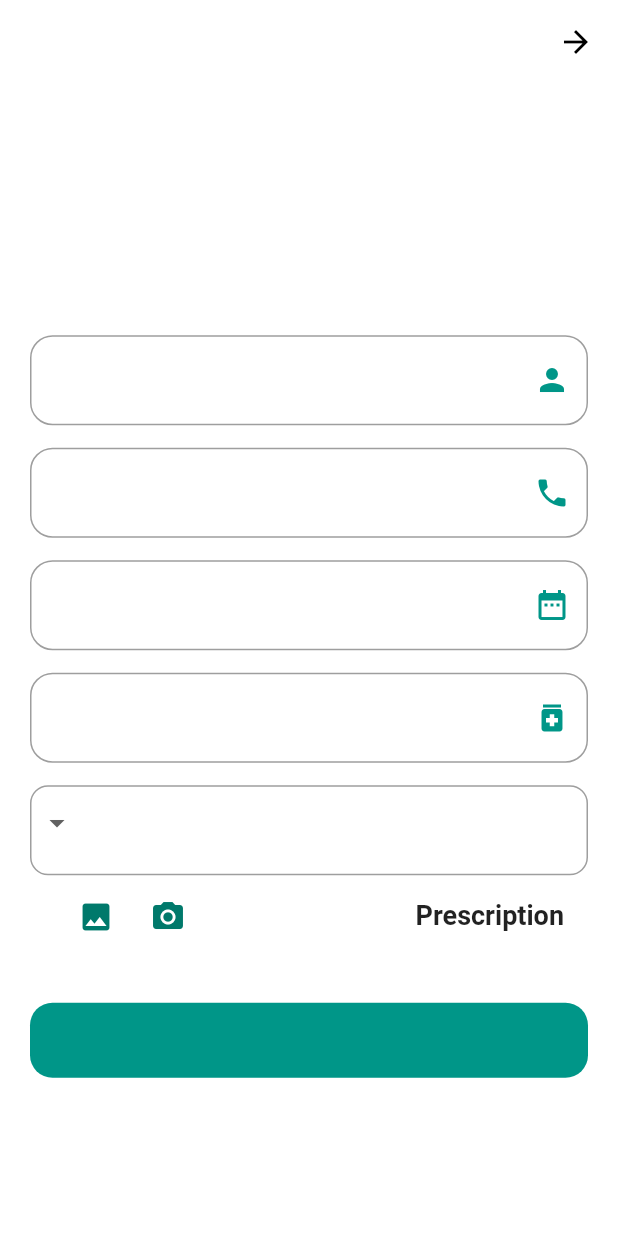
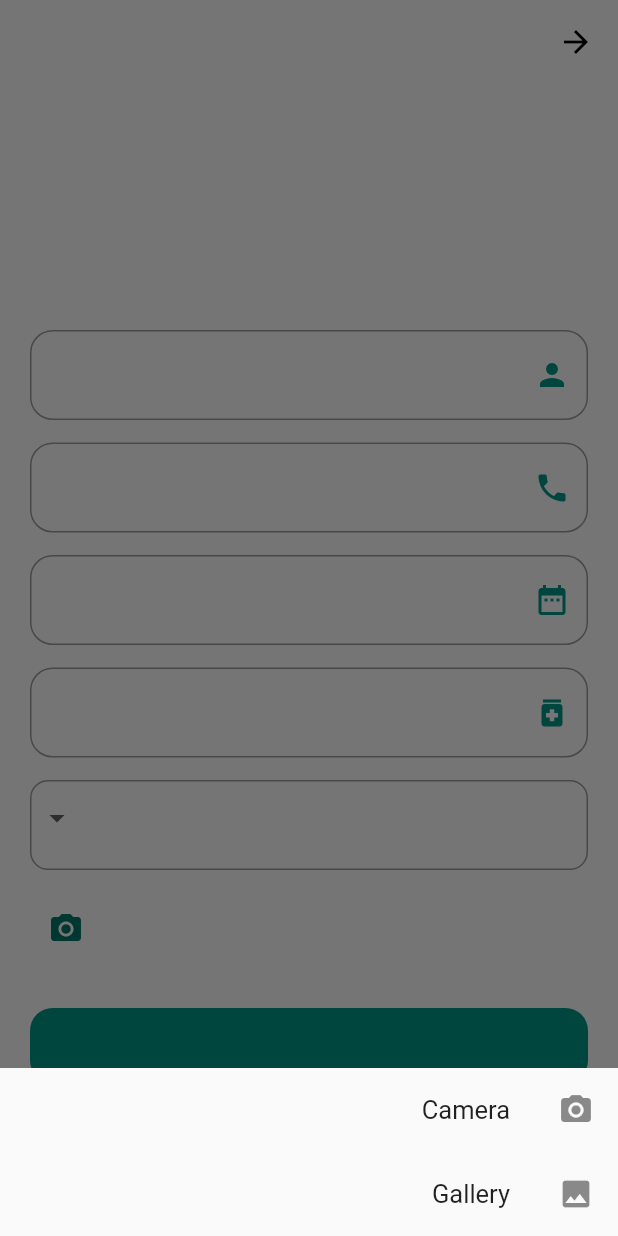
Before and after one commit to Mohamed-Mamoun/Dawak-3lyna, a Flutter app: the NewRequest screen opened directly, after a tap on the "camera alt" icon, on a phone screen of 412 x 824 dp. Run offline on Flutter 3.47's test engine with Material 2 defaults, Android fonts, the phone set to English and light mode, and no system bars; our stand-ins replace bloc, cloud_firestore, conditional_builder, firebase_auth, firebase_core, firebase_storage and 6 more; accounts and stored records are empty; network calls fail.

Commit message:
change the Function image

```diff
--- a/assets/lang/ar.json
+++ b/assets/lang/ar.json
@@ -38,5 +38,6 @@
      "meg33": "أدخل رقم هاتف صحيح",
      "meg4" : "من فضلك أدخل رقمك السري",
      "exMeg" : "الرجاء إدخال تاريخ انتهاء الصلاحية الخاص بك",
-     "qMeg": "الرجاء إدخال الكمية الخاصة بك"
+     "qMeg": "الرجاء إدخال الكمية الخاصة بك",
+     "prescription" : "إرفاق الوصفة الطبية"
 }
--- a/assets/lang/en.json
+++ b/assets/lang/en.json
@@ -37,7 +37,8 @@
     "meg33" : "Enter a correct Phone Number",
     "meg4" : "Please Enter your password",
     "exMeg": "please enter your Expiration",
-    "qMeg": "please enter your Quantity"
+    "qMeg": "please enter your Quantity",
+    "prescription": "Attach the prescription"
 
 
 }
--- a/lib/modules/mainPage/main_page_screen.dart
+++ b/lib/modules/mainPage/main_page_screen.dart
@@ -1,6 +1,7 @@
 import 'package:dawak_3lyna/layout/Dashboard.dart';
 import 'package:dawak_3lyna/localizations/applocal.dart';
 import 'package:dawak_3lyna/modules/doner/login/login_screen.dart';
+import 'package:dawak_3lyna/modules/patient/new_request_screen.dart';
 import 'package:dawak_3lyna/shared/components/components.dart';
 import 'package:firebase_auth/firebase_auth.dart';
 import 'package:flutter/material.dart';
@@ -49,7 +50,7 @@ class MainPageScreen extends StatelessWidget {
                     await FirebaseAuth.instance.signInAnonymously();
                     navigatTo(
                       context,
-                      const Dashboard_Layout(),
+                      const NewRequest(),
                     );
                   },
                   text: "${getLang(context, "Patient")}",
--- a/lib/modules/patient/new_request_screen.dart
+++ b/lib/modules/patient/new_request_screen.dart
@@ -3,6 +3,7 @@ import 'package:dawak_3lyna/modules/patient/cubit/upload_cubit.dart';
 import 'package:dawak_3lyna/shared/components/components.dart';
 import 'package:flutter/material.dart';
 import 'package:flutter_bloc/flutter_bloc.dart';
+import 'package:image_picker/image_picker.dart';
 
 // ignore: must_be_immutable
 class NewRequest extends StatelessWidget {
@@ -37,10 +38,10 @@ class NewRequest extends StatelessWidget {
                                 child: Column(
                                   crossAxisAlignment: CrossAxisAlignment.start,
                                   children: [
-                                    Text(
-                                      '${getLang(context, 'addReq')}',
-                                      style: Theme.of(context).textTheme.bodyText1
-                                    ),
+                                    Text('${getLang(context, 'addReq')}',
+                                        style: Theme.of(context)
+                                            .textTheme
+                                            .bodyText1),
                                     const SizedBox(
                                       height: 15,
                                     ),
@@ -51,10 +52,10 @@ class NewRequest extends StatelessWidget {
                                       prefix: Icons.person,
                                       validate: (value) {
                                         if (value.isEmpty) {
-                                          return 'Enter Your Name';
+                                          return '${getLang(context, 'meg1')}';
                                         }
                                         if (value.toString().length < 14) {
-                                          return 'Enter Your Full Name';
+                                          return '${getLang(context, 'meg11')}';
                                         }
                                       },
                                     ),
@@ -68,10 +69,10 @@ class NewRequest extends StatelessWidget {
                                       prefix: Icons.phone,
                                       validate: (value) {
                                         if (value.isEmpty) {
-                                          return 'Enter Your Phone Number';
+                                          return '${getLang(context, 'meg3')}';
                                         }
                                         if (value.toString().length < 10) {
-                                          return 'Enter a correct Phone Number';
+                                          return '${getLang(context, 'meg33')}';
                                         }
                                       },
                                     ),
@@ -85,7 +86,7 @@ class NewRequest extends StatelessWidget {
                                       prefix: Icons.date_range,
                                       validate: (value) {
                                         if (value.isEmpty) {
-                                          return 'Enter Your Age';
+                                          return '${getLang(context, 'ageMeg')}';
                                         }
                                       },
                                     ),
@@ -99,7 +100,7 @@ class NewRequest extends StatelessWidget {
                                       prefix: Icons.medication,
                                       validate: (value) {
                                         if (value.isEmpty) {
-                                          return 'Enter a medicine Name';
+                                          return '${getLang(context, 'mnMeg')}';
                                         }
                                       },
                                     ),
@@ -119,7 +120,8 @@ class NewRequest extends StatelessWidget {
                                             horizontal: 5),
                                         child: DropdownButton(
                                           underline: Container(),
-                                          items: cubit.lisItems.map((itemvalue) {
+                                          items:
+                                              cubit.lisItems.map((itemvalue) {
                                             return DropdownMenuItem(
                                               value: itemvalue,
                                               child: Text(itemvalue),
@@ -136,38 +138,77 @@ class NewRequest extends StatelessWidget {
                                         ),
                                       ),
                                     ),
-                                    ListTile(
-                                      leading: const Text(
-                                        'Prescription',
-                                        style: TextStyle(
-                                          fontSize: 18,
-                                          fontWeight: FontWeight.bold,
+                                    const SizedBox(
+                                      height: 15,
+                                    ),
+                                    Container(
+                                      child: Row(
+                                        children: [
+                                          Text(
+                                            '${getLang(context, 'prescription')}',
+                                          ),
+                                          const Spacer(),
+//__________________________________ Change betwen Camera and Gallery___________
+                                          Row(
+                                            children: [
+                                              IconButton(
+                                                icon: const CircleAvatar(
+                                                  backgroundColor: Colors.white,
+                                                  child: Icon(
+                                                    Icons.camera_alt,
                                                   ),
                                                 ),
-                                      trailing: SizedBox(
-                                        width: 100,
-                                        child: Row(
+                                                onPressed: () async {
+                                                  showModalBottomSheet(
+                                                    context: context,
+                                                    builder: (context) {
+                                                      return Column(
+                                                        mainAxisSize:
+                                                            MainAxisSize.min,
                                                         children: [
-                                            IconButton(
-                                              onPressed: () async {
-                                                cubit.pickImageFromCamera();
+                                                          ListTile(
+                                                            leading: const Icon(
+                                                              Icons.camera_alt,
+                                                            ),
+                                                            title: const Text(
+                                                              'Camera',
+                                                            ),
+                                                            onTap: () {
+                                                              Navigator.pop(
+                                                                  context);
+                                                              cubit.pickImages(
+                                                                ImageSource
+                                                                    .camera,
+                                                              );
                                                             },
-                                              icon: const CircleAvatar(
-                                                backgroundColor: Colors.white,
-                                                child: Icon(Icons.camera_alt),
                                                           ),
+                                                          ListTile(
+                                                            leading: const Icon(
+                                                              Icons.image,
                                                             ),
-                                            IconButton(
-                                              onPressed: () async {
-                                                cubit.pickImageFromGallery();
+                                                            title: const Text(
+                                                              'Gallery',
+                                                            ),
+                                                            onTap: () {
+                                                              Navigator.pop(
+                                                                context,
+                                                              );
+                                                              cubit.pickImages(
+                                                                ImageSource
+                                                                    .gallery,
+                                                              );
                                                             },
-                                              icon: const CircleAvatar(
-                                                backgroundColor: Colors.white,
-                                                child: Icon(Icons.image),
                                                           ),
+                                                        ],
+                                                      );
+                                                    },
+                                                  );
+                                                },
                                               ),
                                             ],
                                           ),
+//______________________________________________________________________________
+                                        ],
                                       ),
                                     ),
                                     Center(
```
Also changed, not shown: lib/modules/home/home_screen.dart (+59 -24 lines), lib/modules/patient/cubit/upload_cubit.dart (+9 -9 lines). Lines whose indentation alone changed are shown as unchanged.
